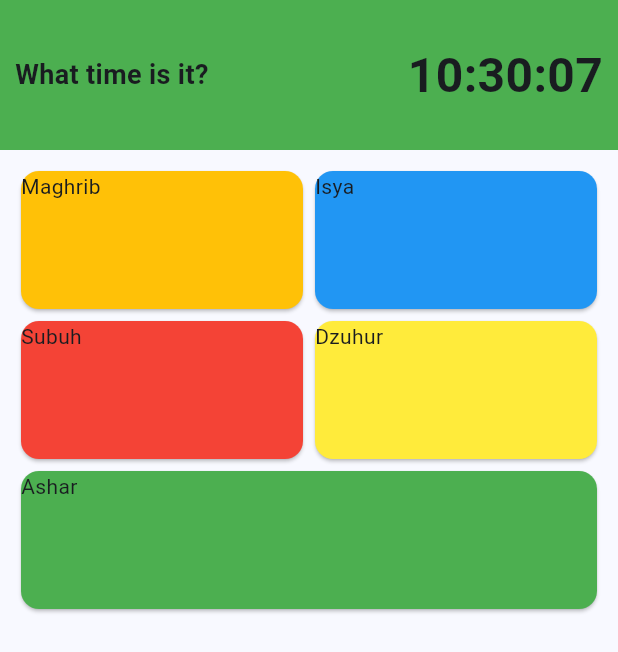
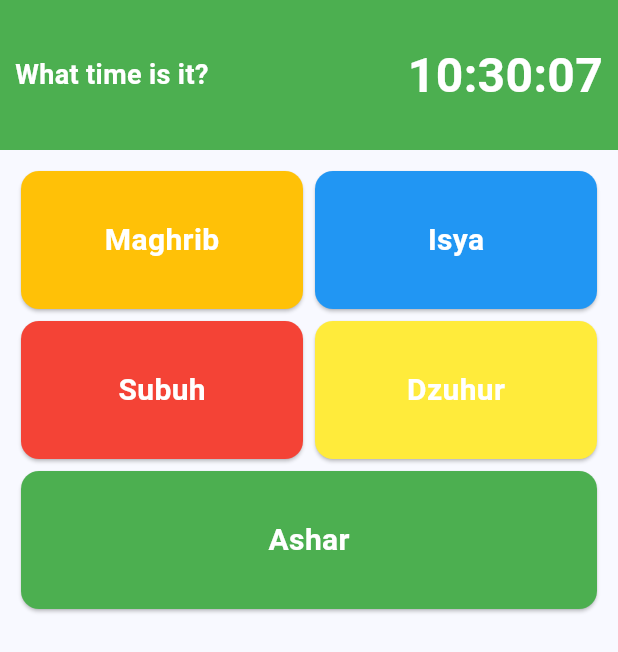
Before and after one commit to nendi123/spare_time, a Flutter app: the screen it shows after launch, on a phone screen of 412 x 824 dp. Shown: the top 652 px of the screen. Run offline on Flutter 3.47's test engine with Material 3 defaults, Android fonts, the phone set to English and light mode, and no system bars.

Commit message:
:lipstick:

```diff
--- a/lib/main.dart
+++ b/lib/main.dart
@@ -49,8 +49,11 @@ class _MyHomePageState extends State<MyHomePage> {
                 mainAxisAlignment: MainAxisAlignment.spaceBetween,
                 children: [
                   const Text('What time is it?',
-                      style:
-                          TextStyle(fontSize: 18, fontWeight: FontWeight.bold)),
+                      style: TextStyle(
+                        fontSize: 18,
+                        fontWeight: FontWeight.bold,
+                        color: Colors.white,
+                      )),
                   StreamBuilder(
                     stream: Stream.periodic(const Duration(seconds: 1)),
                     builder: (context, snapshot) {
@@ -61,7 +64,10 @@ class _MyHomePageState extends State<MyHomePage> {
                       return Text(
                         '${hour.padLeft(2, '0')}:${minute.padLeft(2, '0')}:${second.padLeft(2, '0')}',
                         style: const TextStyle(
-                            fontSize: 32, fontWeight: FontWeight.bold),
+                          fontSize: 32,
+                          fontWeight: FontWeight.bold,
+                          color: Colors.white,
+                        ),
                       );
                     },
                   ),
@@ -84,7 +90,19 @@ class _MyHomePageState extends State<MyHomePage> {
                           height: 100,
                           child: Card(
                             color: Colors.amber,
-                            child: Text('Maghrib'),
+                            child: Column(
+                              mainAxisAlignment: MainAxisAlignment.center,
+                              mainAxisSize: MainAxisSize.max,
+                              children: [
+                                Text(
+                                  'Maghrib',
+                                  style: TextStyle(
+                                      fontSize: 20,
+                                      color: Colors.white,
+                                      fontWeight: FontWeight.bold),
+                                ),
+                              ],
+                            ),
                           ),
                         ),
                       ),
@@ -93,7 +111,19 @@ class _MyHomePageState extends State<MyHomePage> {
                           height: 100,
                           child: Card(
                             color: Colors.blue,
-                            child: Text('Isya'),
+                            child: Column(
+                              mainAxisAlignment: MainAxisAlignment.center,
+                              mainAxisSize: MainAxisSize.max,
+                              children: [
+                                Text(
+                                  'Isya',
+                                  style: TextStyle(
+                                      fontSize: 20,
+                                      color: Colors.white,
+                                      fontWeight: FontWeight.bold),
+                                ),
+                              ],
+                            ),
                           ),
                         ),
                       )
@@ -108,7 +138,19 @@ class _MyHomePageState extends State<MyHomePage> {
                           height: 100,
                           child: Card(
                             color: Colors.red,
-                            child: Text('Subuh'),
+                            child: Column(
+                              mainAxisAlignment: MainAxisAlignment.center,
+                              mainAxisSize: MainAxisSize.max,
+                              children: [
+                                Text(
+                                  'Subuh',
+                                  style: TextStyle(
+                                      fontSize: 20,
+                                      color: Colors.white,
+                                      fontWeight: FontWeight.bold),
+                                ),
+                              ],
+                            ),
                           ),
                         ),
                       ),
@@ -117,7 +159,19 @@ class _MyHomePageState extends State<MyHomePage> {
                           height: 100,
                           child: Card(
                             color: Colors.yellow,
-                            child: Text('Dzuhur'),
+                            child: Column(
+                              mainAxisAlignment: MainAxisAlignment.center,
+                              mainAxisSize: MainAxisSize.max,
+                              children: [
+                                Text(
+                                  'Dzuhur',
+                                  style: TextStyle(
+                                      fontSize: 20,
+                                      color: Colors.white,
+                                      fontWeight: FontWeight.bold),
+                                ),
+                              ],
+                            ),
                           ),
                         ),
                       )
@@ -132,7 +186,19 @@ class _MyHomePageState extends State<MyHomePage> {
                           height: 100,
                           child: Card(
                             color: Colors.green,
-                            child: Text('Ashar'),
+                            child: Column(
+                              mainAxisAlignment: MainAxisAlignment.center,
+                              mainAxisSize: MainAxisSize.max,
+                              children: [
+                                Text(
+                                  'Ashar',
+                                  style: TextStyle(
+                                      fontSize: 20,
+                                      color: Colors.white,
+                                      fontWeight: FontWeight.bold),
+                                ),
+                              ],
+                            ),
                           ),
                         ),
                       ),
--- a/pubspec.yaml
+++ b/pubspec.yaml
@@ -35,6 +35,7 @@ dependencies:
   # The following adds the Cupertino Icons font to your application.
   # Use with the CupertinoIcons class for iOS style icons.
   cupertino_icons: ^1.0.6
+  get: ^4.6.6
 
 dev_dependencies:
   flutter_test:
```
Also changed, not shown: pubspec.lock.
